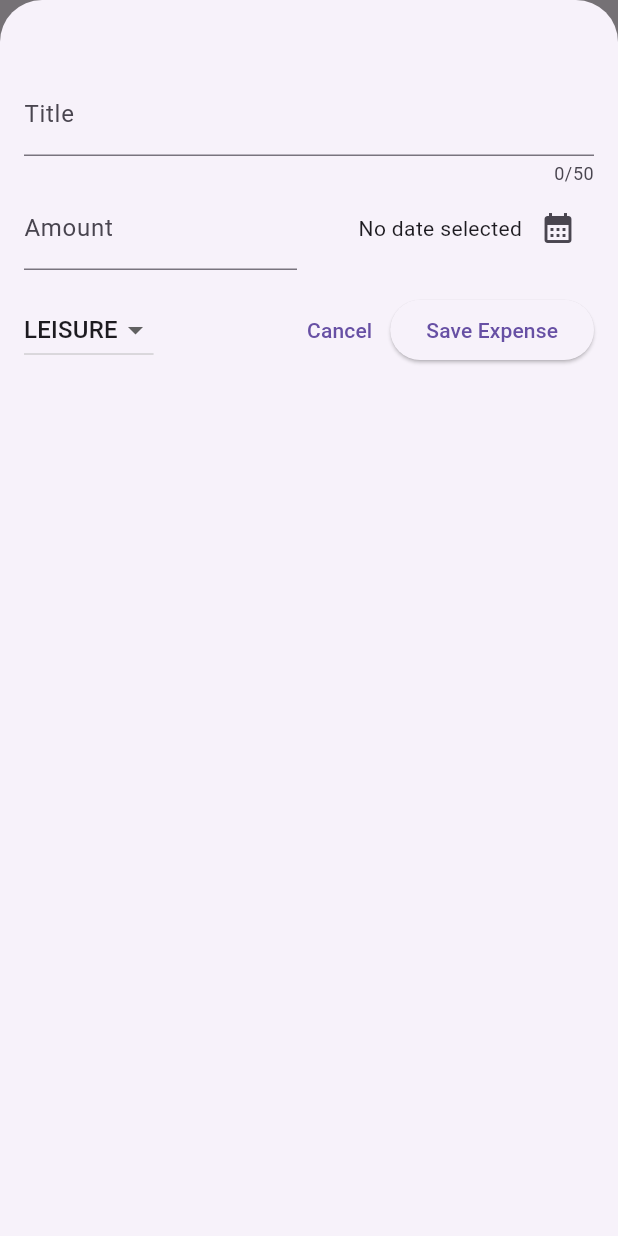
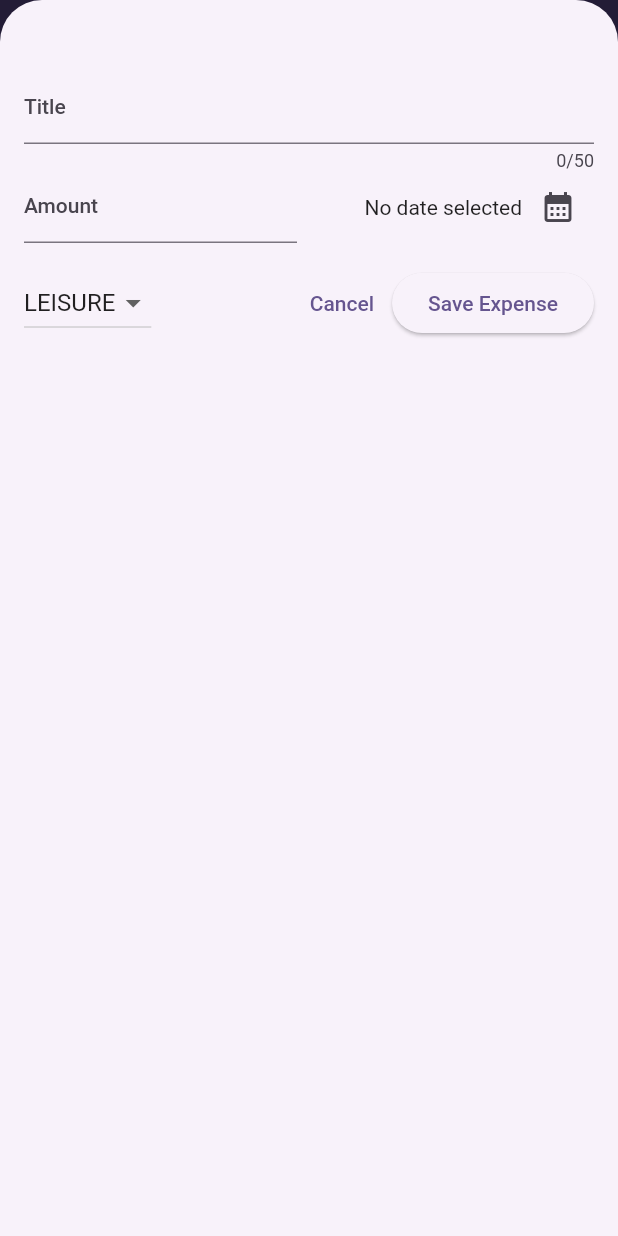
Before and after one commit to zawmorntwan/expense_tracker, a Flutter app: the screen it shows after launch, after a tap on the "add" icon, on a phone screen of 412 x 824 dp. Run offline on Flutter 3.47's test engine with Material 2 defaults, Android fonts, the phone set to English and light mode, and no system bars.

Commit message:
Update color theme

```diff
--- a/lib/main.dart
+++ b/lib/main.dart
@@ -1,12 +1,28 @@
 import 'package:flutter/material.dart';
 
 import 'widgets/expenses.dart';
+
+var kColorScheme = ColorScheme.fromSeed(
+  seedColor: const Color.fromARGB(
+    255,
+    96,
+    59,
+    181,
+  ),
+);
 
 void main() {
   runApp(
     MaterialApp(
       home: const Expenses(),
-      theme: ThemeData(useMaterial3: true),
+      theme: ThemeData().copyWith(
+        useMaterial3: true,
+        colorScheme: kColorScheme,
+        appBarTheme: const AppBarTheme().copyWith(
+          backgroundColor: kColorScheme.onPrimaryContainer,
+          foregroundColor: kColorScheme.primaryContainer
+        ),
+      ),
       debugShowCheckedModeBanner: false,
     ),
   );
```
